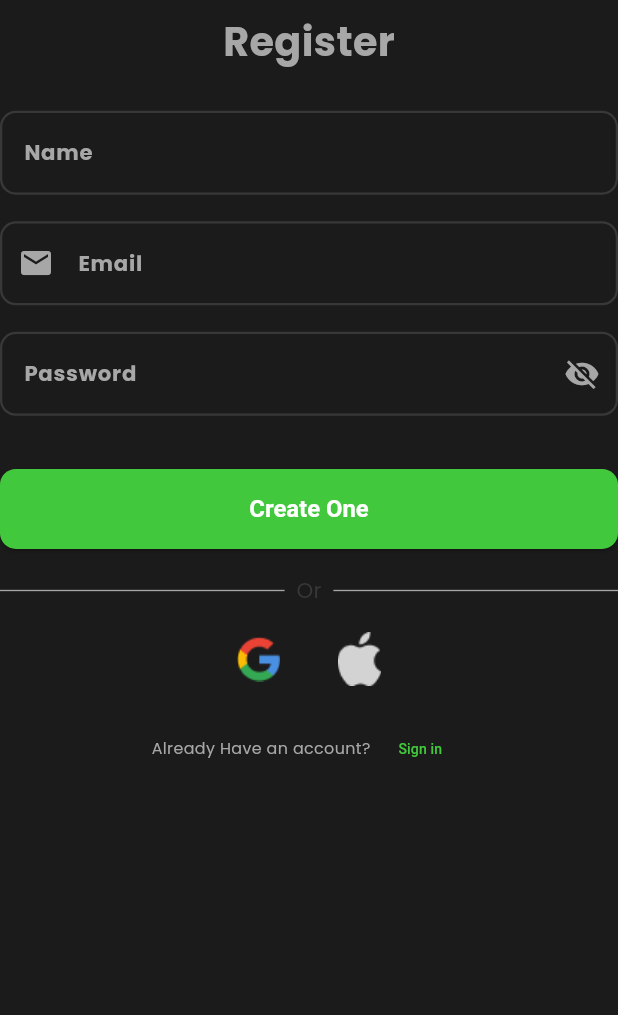
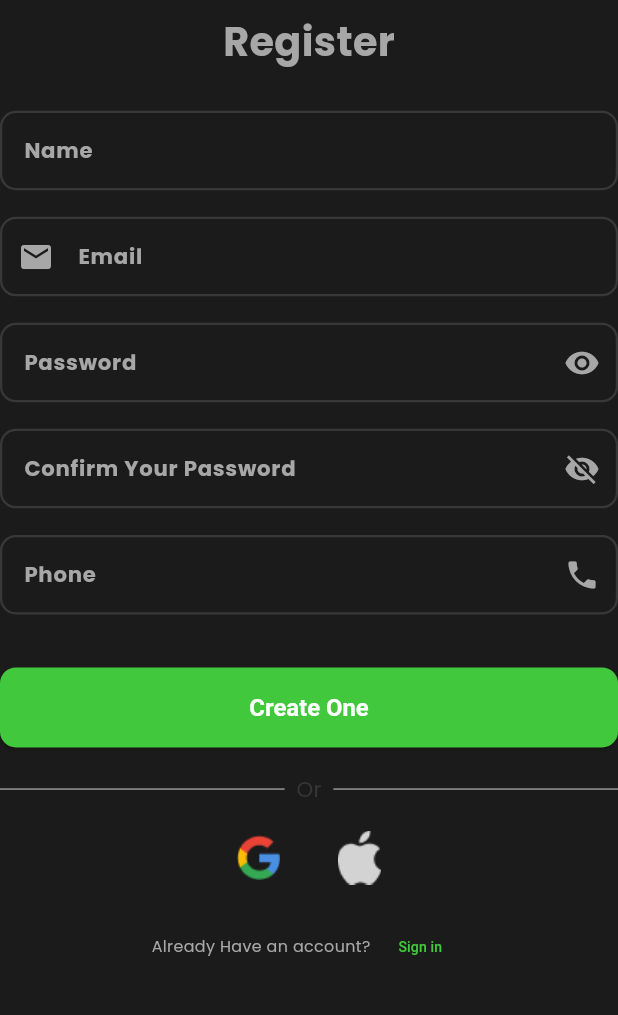
Before and after one commit to fathyyoussef1310/SpotifyApp, a Flutter app: the Registerscreen screen opened by its route, on a phone screen of 412 x 824 dp, the part 58-1073 px from its top. Run offline on Flutter 3.47's test engine with Material 3 defaults, Android fonts, the phone set to English and light mode, and no system bars; our stand-ins replace flutter_screenutil, get, google_fonts, shared_preferences; accounts and stored records are empty.

Commit message:
Auth Getx logic and  Ui ✔️ Alhamdulillah!

```diff
--- /dev/null
+++ b/lib/ApiEndpoints/ApiEndpoints.dart
@@ -0,0 +1,10 @@
+class ApiEndpoints {
+  static const String baseUrl = "https://route-movie-apis.vercel.app/";
+  static _Auth auth = _Auth();
+}
+class _Auth {
+  final String login = "auth/login";
+  final String register = "auth/register";
+  final String UpdateProfile = "profile";
+  final String Forgetpass="auth/reset-password";
+}
--- a/lib/Core/CustomTextFormField.dart
+++ b/lib/Core/CustomTextFormField.dart
@@ -19,10 +19,12 @@ class Customtextformfield extends StatelessWidget {
   @override
   Widget build(BuildContext context) {
     return TextFormField(
+      style: GoogleFonts.poppins(color: ColorsManager.white,fontSize: 16.sp,fontWeight: FontWeight.w700),
       decoration: InputDecoration(
         label: Text(label),
         labelStyle: GoogleFonts.poppins(color: color,fontSize: 16.sp,fontWeight: FontWeight.w700),
         hintText: hint,
+        hintStyle: GoogleFonts.poppins(color: ColorsManager.green,fontSize: 16.sp,fontWeight: FontWeight.w700),
         suffixIcon: suffixIcon!=null ? Icon(suffixIcon,color: color,) : null,
         prefixIcon: prefixIcon!=null ? Icon(prefixIcon,color: color,) : null,
         border: OutlineInputBorder(
--- a/lib/Core/RoutesManager.dart
+++ b/lib/Core/RoutesManager.dart
@@ -24,9 +24,9 @@ class RoutesManager {
       case chooseTheme:
         return CupertinoPageRoute(builder: (_) => const Choosetheme());
       case loginScreen:
-        return CupertinoPageRoute(builder: (_) => const Loginscreen());
+        return CupertinoPageRoute(builder: (_) =>  Loginscreen());
       case registerScreen:
-        return CupertinoPageRoute(builder: (_) => const Registerscreen());
+        return CupertinoPageRoute(builder: (_) =>  Registerscreen());
       case chooseLoginRegister:
         return CupertinoPageRoute(builder: (_) => const ChooseLoginRegister());
     case profileScreen:
--- a/lib/Features/Auth/RegisterScreen.dart
+++ b/lib/Features/Auth/RegisterScreen.dart
@@ -1,8 +1,9 @@
 import 'package:flutter/cupertino.dart';
 import 'package:flutter/material.dart';
 import 'package:flutter_screenutil/flutter_screenutil.dart';
+import 'package:get/get.dart';
 import 'package:google_fonts/google_fonts.dart';
-
+import 'package:spotifyyapp/Controllers/registerController.dart';
 import '../../Core/ColorsManager.dart';
 import '../../Core/CustomTextFormField.dart';
 import '../../Core/ImagesManager.dart';
@@ -11,7 +12,8 @@ import '../../Core/Widgets/CustomeElevatedButton.dart';
 import '../../Core/Widgets/TextButton.dart';
 
 class Registerscreen extends StatelessWidget {
-  const Registerscreen({super.key});
+  Registerscreen({super.key});
+  final RegisterController registerController = Get.put(RegisterController());
 
   @override
   Widget build(BuildContext context) {
@@ -20,32 +22,92 @@ class Registerscreen extends StatelessWidget {
       body: SingleChildScrollView(
         child: Column(
           children: [
-            SafeArea(child:Row(
-              children: [
-                IconButton(onPressed: (){
-                  Navigator.pushReplacementNamed(context, RoutesManager.chooseLoginRegister);
-                }, icon: Icon(Icons.arrow_back,color: ColorsManager.Greyissh,)),
-                SizedBox(width:110.w),
-                Align(
-                  alignment: Alignment.center,
-                  child: Image.asset(assetsManager.SpotifyLogo,width: 108.w,height: 33.h,),
-                )
-              ],
-            )),
-            Text("Register",style: GoogleFonts.poppins(color: ColorsManager.whiteGrey,fontWeight: FontWeight.bold,fontSize: 30.sp),),
-            SizedBox(height: 30.sp,),
-            Customtextformfield(hint: "Your Name", label: "Name", color: ColorsManager.whiteGrey,),
-            SizedBox(height: 20.sp,),
-            Customtextformfield(hint: "Enter Your Email", label: "Email", color: ColorsManager.whiteGrey,prefixIcon: Icons.email,),
-            SizedBox(height: 20.sp,),
-            Customtextformfield(hint: "Create Password", label: "Password", color: ColorsManager.whiteGrey,suffixIcon: Icons.visibility_off,),
-            SizedBox(height: 40.sp,),
+            SafeArea(
+              child: Row(
+                children: [
+                  IconButton(
+                    onPressed: () {
+                      Navigator.pushReplacementNamed(context, RoutesManager.chooseLoginRegister);
+                    },
+                    icon: Icon(Icons.arrow_back, color: ColorsManager.Greyissh),
+                  ),
+                  SizedBox(width: 110.w),
+                  Align(
+                    alignment: Alignment.center,
+                    child: Image.asset(
+                      assetsManager.SpotifyLogo,
+                      width: 108.w,
+                      height: 33.h,
+                    ),
+                  ),
+                ],
+              ),
+            ),
+            Text(
+              "Register",
+              style: GoogleFonts.poppins(
+                color: ColorsManager.whiteGrey,
+                fontWeight: FontWeight.bold,
+                fontSize: 30.sp,
+              ),
+            ),
+            SizedBox(height: 30.sp),
+            Customtextformfield(
+              hint: "Name",
+              label: "Name",
+              color: ColorsManager.whiteGrey,
+              controller: registerController.nameController,
+            ),
+            SizedBox(height: 20.sp),
+            Customtextformfield(
+              hint: "Email",
+              label: "Email",
+              color: ColorsManager.whiteGrey,
+              prefixIcon: Icons.email,
+              controller: registerController.emailController,
+            ),
+            SizedBox(height: 20.sp),
+            Customtextformfield(
+              hint: "Password",
+              label: "Password",
+              color: ColorsManager.whiteGrey,
+              suffixIcon: Icons.visibility,
+              controller: registerController.passwordController,
+            ),
+            SizedBox(height: 20.sp),
+            Customtextformfield(
+              hint: "Confirm Your Password",
+              label: "Confirm Your Password",
+              color: ColorsManager.whiteGrey,
+              suffixIcon: Icons.visibility_off,
+              controller: registerController.ConfirmPassController,
+            ),
+            SizedBox(height: 20.h),
+            Customtextformfield(
+              hint: "Phone",
+              label: "Phone",
+              color: ColorsManager.whiteGrey,
+              suffixIcon: Icons.phone,
+              controller: registerController.phoneController,
+            ),
+            SizedBox(height: 40.sp),
             Row(
               children: [
-                Expanded(child: CustomElevatedButton(onPressed: (){}, title: "Create One", backgroundColor: ColorsManager.green, foregroundColor: ColorsManager.white)),
+                Expanded(
+                  child: Obx(() {
+                    return registerController.isLoading.value ? Center(child: CircularProgressIndicator(color: ColorsManager.green)) : CustomElevatedButton(
+                      onPressed: () {
+                        registerController.RegisterWithEmail();
+                      },
+                      title: "Create One",
+                      backgroundColor: ColorsManager.green,
+                      foregroundColor: ColorsManager.white,
+                    );
+                  }),
+                ),
               ],
             ),
-            SizedBox(height: 20.sp,),
+            SizedBox(height: 20.sp),
             Column(
               children: [
                 Row(
@@ -82,20 +144,16 @@ class Registerscreen extends StatelessWidget {
                 Row(
                   mainAxisAlignment: MainAxisAlignment.center,
                   children: [
-                    Text("Already Have an account?", style: GoogleFonts.poppins(color: ColorsManager.whiteGrey, fontSize: 12.sp,),),
-                    CustomTextButton(
-                      title: " Sign in",
+                    Text("Already Have an account?", style: GoogleFonts.poppins(color: ColorsManager.whiteGrey, fontSize: 12.sp),),
+                    CustomTextButton(title: " Sign in",
                       onPressed: () {
                         Navigator.pushReplacementNamed(context, RoutesManager.loginScreen);
-                      },
-                      size: 12.sp,
-                      color: ColorsManager.green,
+                      }, size: 12.sp, color: ColorsManager.green,
                     ),
                   ],
                 ),
               ],
             ),
-
           ],
         ),
       ),
--- a/lib/main.dart
+++ b/lib/main.dart
@@ -1,5 +1,6 @@
 import 'package:flutter/material.dart';
 import 'package:flutter_screenutil/flutter_screenutil.dart';
+import 'package:get/get_navigation/src/root/get_material_app.dart';
 import 'Core/RoutesManager.dart';
 
 void main() {
@@ -14,7 +15,7 @@ class MyApp extends StatelessWidget {
         designSize: const Size(430, 932),
         minTextAdapt: true,
       builder: (context,child) {
-        return MaterialApp(
+        return GetMaterialApp(
           debugShowCheckedModeBanner: false,
          onGenerateRoute: RoutesManager.getRoute,
           initialRoute: RoutesManager.chooseLoginRegister,
--- a/pubspec.yaml
+++ b/pubspec.yaml
@@ -14,6 +14,8 @@ dependencies:
   flutter_screenutil: ^5.9.3
   google_fonts: ^6.3.2
   flutter_launcher_icons: ^0.14.4
+  get: ^4.7.2
+  shared_preferences: ^2.5.3
 
 dev_dependencies:
   flutter_test:
```
Also changed, not shown: lib/Controllers/LoginController.dart (added, +51 -0 lines), lib/Controllers/registerController.dart (added, +103 -0 lines), lib/Core/Widgets/CustomeElevatedButton.dart (+8 -3 lines), lib/Features/Auth/LoginScreen.dart (+17 -9 lines), pubspec.lock, 1 other file.
